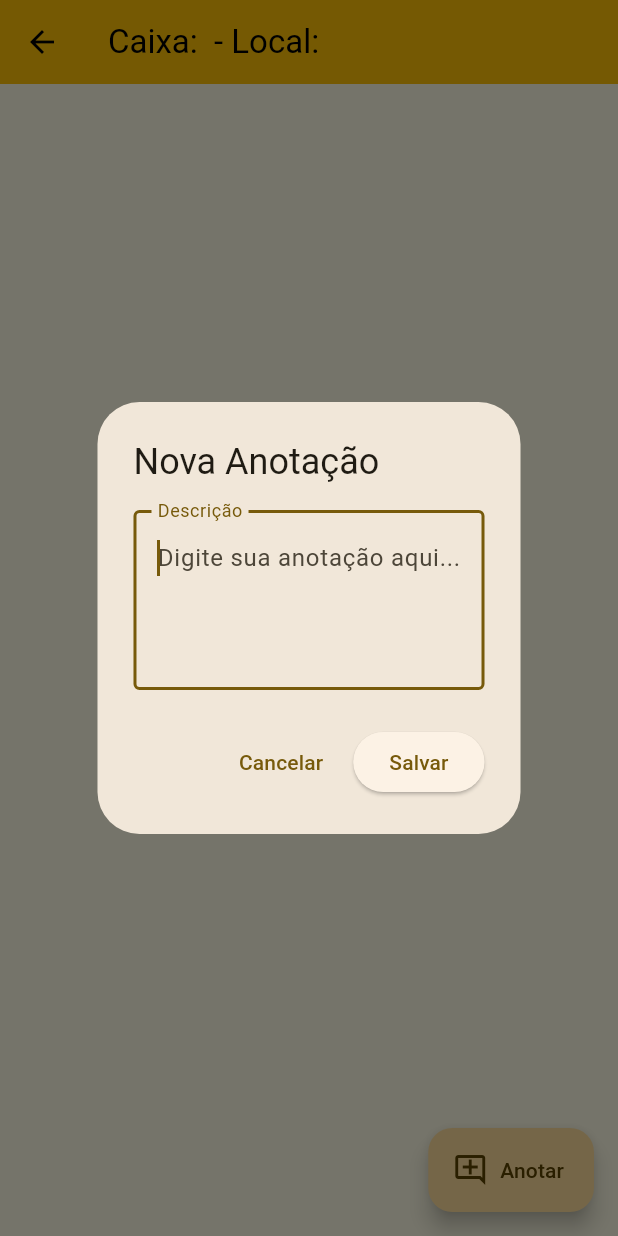
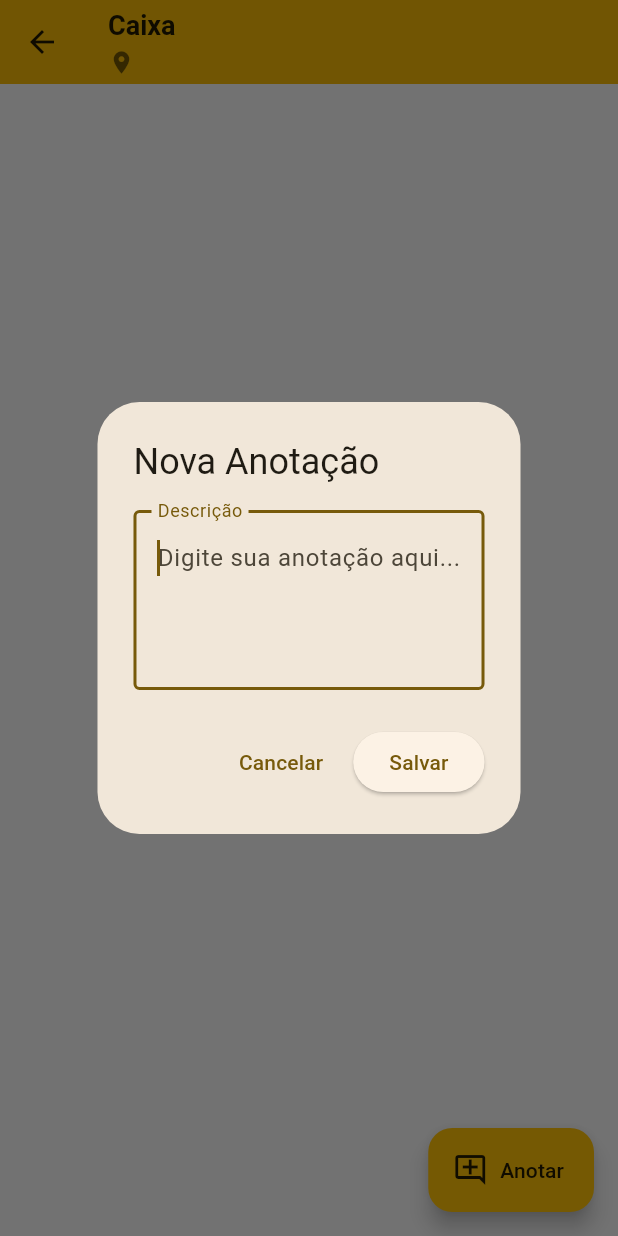
Before and after one commit to yagoalvess/beecontrol, a Flutter app: the CaixaScreen screen opened directly with empty values, after a tap on "Anotar", on a phone screen of 412 x 824 dp. Run offline on Flutter 3.47's test engine with Material 3 defaults, Android fonts, the phone set to English and light mode, and no system bars; our stand-ins replace qr_flutter, share_plus, shared_preferences; missing offline and left inert: mobile_scanner; accounts and stored records are empty.

Commit message:
changes visuals
color

```diff
--- a/lib/screens/caixa_screen.dart
+++ b/lib/screens/caixa_screen.dart
@@ -1,16 +1,14 @@
 import 'package:flutter/material.dart';
 import 'package:abelhas/services/historico_service.dart';
 
-// Removida a importação de 'package:abelhas/screens/caixa_screen.dart'; pois já estamos neste arquivo.
-
 class CaixaScreen extends StatefulWidget {
   final String caixaId;
-  final String localCaixa; // Novo parâmetro para o local
+  final String localCaixa;
 
   const CaixaScreen({
     super.key,
     required this.caixaId,
-    required this.localCaixa, // Adicionado ao construtor
+    required this.localCaixa,
   });
 
   @override
@@ -19,7 +17,7 @@ class CaixaScreen extends StatefulWidget {
 
 class _CaixaScreenState extends State<CaixaScreen> {
   List<Map<String, String>> historico = [];
-  bool _isLoading = true; // Para feedback de carregamento
+  bool _isLoading = true;
 
   @override
   void initState() {
@@ -28,13 +26,9 @@ class _CaixaScreenState extends State<CaixaScreen> {
   }
 
   void carregarHistorico() async {
-    setState(() {
-      _isLoading = true;
-    });
-    // Pequena simulação de delay para ver o loading, remova se não necessário
-    // await Future.delayed(const Duration(milliseconds: 300));
+    setState(() => _isLoading = true);
     final dados = await HistoricoService().getHistorico(widget.caixaId);
-    if (mounted) { // Verifica se o widget ainda está no tree
+    if (mounted) {
       setState(() {
         historico = dados;
         _isLoading = false;
@@ -44,29 +38,26 @@ class _CaixaScreenState extends State<CaixaScreen> {
 
   void adicionarEntrada() async {
     final descricao = await _inputDescricao(context);
-    if (descricao != null && descricao.trim().isNotEmpty) { // Verifica se a descrição não está vazia
+    if (descricao != null && descricao.trim().isNotEmpty) {
       await HistoricoService().adicionarHistorico(widget.caixaId, descricao.trim());
-      carregarHistorico(); // Recarrega para mostrar a nova entrada
+      carregarHistorico();
     }
   }
 
   Future<String?> _inputDescricao(BuildContext context) async {
-    String? descricao;
-    TextEditingController controller = TextEditingController(); // Controller para o TextField
-
-    return await showDialog<String>( // Retorna o valor do pop
+    TextEditingController controller = TextEditingController();
+    return await showDialog<String>(
       context: context,
       builder: (_) => AlertDialog(
         title: const Text('Nova Anotação'),
         content: SizedBox(
           height: 120,
           child: TextField(
-            controller: controller, // Usa o controller
+            controller: controller,
             autofocus: true,
             maxLines: null,
             expands: true,
             textAlignVertical: TextAlignVertical.top,
-            // onChanged: (val) => descricao = val, // Não é mais necessário com o controller
             decoration: const InputDecoration(
               labelText: 'Descrição',
               hintText: 'Digite sua anotação aqui...',
@@ -77,111 +68,155 @@ class _CaixaScreenState extends State<CaixaScreen> {
         ),
         actions: [
           TextButton(
-            onPressed: () => Navigator.pop(context), // Não retorna valor ao cancelar
+            onPressed: () => Navigator.pop(context),
             child: const Text('Cancelar'),
           ),
           ElevatedButton(
-            onPressed: () {
-              // Retorna o texto do controller ao salvar
-              Navigator.pop(context, controller.text);
-            },
+            onPressed: () => Navigator.pop(context, controller.text),
             child: const Text('Salvar'),
           ),
         ],
       ),
     );
-    // return descricao; // Removido, o valor é retornado pelo Navigator.pop
   }
 
   @override
   Widget build(BuildContext context) {
     return Scaffold(
+      backgroundColor: const Color(0xFFF9F9F9),
       appBar: AppBar(
-        // Modificado para incluir o local
-        title: Text('Caixa: ${widget.caixaId} - Local: ${widget.localCaixa}'),
+        backgroundColor: const Color(0xFFFFC107),
+        foregroundColor: Colors.black87,
+        elevation: 2,
+        title: Column(
+          crossAxisAlignment: CrossAxisAlignment.start,
+          children: [
+            Text(
+              'Caixa ${widget.caixaId}',
+              style: const TextStyle(
+                fontWeight: FontWeight.bold,
+                fontSize: 18,
+                color: Colors.black87,
+              ),
+            ),
+            const SizedBox(height: 4),
+            Row(
+              children: [
+                const Icon(Icons.location_on, size: 18, color: Colors.black54),
+                const SizedBox(width: 4),
+                Expanded(
+                  child: Text(
+                    widget.localCaixa,
+                    style: const TextStyle(
+                      fontSize: 14,
+                      color: Colors.black54,
+                    ),
+                    overflow: TextOverflow.ellipsis,
+                  ),
+                ),
+              ],
+            ),
+          ],
+        ),
       ),
       body: _isLoading
-          ? const Center(child: CircularProgressIndicator()) // Feedback de carregamento
+          ? const Center(child: CircularProgressIndicator())
           : historico.isEmpty
           ? const Center(
-        child: Text(
-          'Nenhuma anotação encontrada.\nClique no botão + para adicionar.',
-          textAlign: TextAlign.center,
+        child: Column(
+          mainAxisSize: MainAxisSize.min,
+          children: [
+            Icon(Icons.notes, size: 60, color: Colors.grey),
+            SizedBox(height: 12),
+            Text(
+              'Nenhuma anotação encontrada.',
+              style: TextStyle(fontSize: 16, color: Colors.black54),
+            ),
+            SizedBox(height: 6),
+            Text(
+              'Toque no botão abaixo para adicionar.',
+              style: TextStyle(fontSize: 14, color: Colors.black45),
+            ),
+          ],
         ),
       )
           : ListView.builder(
         itemCount: historico.length,
+        padding: const EdgeInsets.symmetric(vertical: 8, horizontal: 12),
         itemBuilder: (_, index) {
           final item = historico[index];
-          // Gerando uma chave mais robusta para o Dismissible
-          // Considerando que a descrição pode mudar, usar id se disponível ou data/hora
-          // Se você não tiver um ID único por anotação do serviço,
-          // esta chave pode ser problemática se duas anotações tiverem mesma data/hora.
-          // Idealmente, cada anotação deveria ter um ID único do backend/serviço.
           final String itemKey = item['id'] ?? '${item['data']}-${item['hora']}-${item['descricao']}-$index';
 
           return Dismissible(
             key: Key(itemKey),
             direction: DismissDirection.endToStart,
             background: Container(
-              color: Colors.redAccent, // Cor um pouco diferente
+              decoration: BoxDecoration(
+                color: Colors.redAccent,
+                borderRadius: BorderRadius.circular(12),
+              ),
               alignment: Alignment.centerRight,
               padding: const EdgeInsets.symmetric(horizontal: 20),
-              child: const Icon(Icons.delete_sweep_outlined, color: Colors.white), // Ícone diferente
+              child: const Icon(Icons.delete_outline, color: Colors.white),
             ),
-            confirmDismiss: (direction) async { // Adiciona confirmação para deletar
+            confirmDismiss: (_) async {
               return await showDialog(
                 context: context,
-                builder: (BuildContext context) {
-                  return AlertDialog(
-                    title: const Text("Confirmar Exclusão"),
-                    content: const Text("Você tem certeza que deseja excluir esta anotação?"),
-                    actions: <Widget>[
+                builder: (_) => AlertDialog(
+                  title: const Text("Excluir Anotação"),
+                  content: const Text("Tem certeza que deseja excluir esta anotação?"),
+                  actions: [
                     TextButton(
                       onPressed: () => Navigator.of(context).pop(false),
-                        child: const Text("CANCELAR"),
+                      child: const Text("Cancelar"),
                     ),
                     TextButton(
                       onPressed: () => Navigator.of(context).pop(true),
-                        child: const Text("EXCLUIR", style: TextStyle(color: Colors.red)),
+                      child: const Text("Excluir", style: TextStyle(color: Colors.red)),
                     ),
                   ],
-                  );
-                },
+                ),
               );
             },
             onDismissed: (_) async {
-              // Não precisamos mais do if aqui se confirmDismiss retorna true
               await HistoricoService().removerHistorico(widget.caixaId, index);
-              // carregarHistorico(); // O setState em onDismissed já atualiza a UI se a lista mudar
-              // Remover o item da lista localmente para uma resposta visual mais rápida
-              setState(() {
-                historico.removeAt(index);
-              });
+              setState(() => historico.removeAt(index));
               if (mounted) {
                 ScaffoldMessenger.of(context).showSnackBar(
                   const SnackBar(content: Text('Anotação excluída')),
                 );
               }
-              // Se você quiser recarregar do serviço para garantir consistência:
-              // carregarHistorico();
             },
-            child: Card( // Envolve o ListTile em um Card para melhor visual
-              margin: const EdgeInsets.symmetric(horizontal: 8.0, vertical: 4.0),
+            child: Card(
+              color: Colors.white,
+              elevation: 3,
+              shape: RoundedRectangleBorder(
+                borderRadius: BorderRadius.circular(12),
+              ),
+              margin: const EdgeInsets.symmetric(vertical: 6),
               child: ListTile(
-                title: Text(item['descricao'] ?? 'Sem descrição'),
-                subtitle: Text('${item['data']} às ${item['hora']}'),
-                // Adicionar um ícone talvez?
-                // leading: Icon(Icons.note_alt_outlined),
+                contentPadding: const EdgeInsets.symmetric(horizontal: 16, vertical: 10),
+                title: Text(
+                  item['descricao'] ?? 'Sem descrição',
+                  style: const TextStyle(fontSize: 16),
+                ),
+                subtitle: Text(
+                  '${item['data']} às ${item['hora']}',
+                  style: const TextStyle(color: Colors.black54, fontSize: 13),
+                ),
+                leading: const Icon(Icons.note_alt_outlined, color: Colors.amber),
               ),
             ),
           );
         },
       ),
-      floatingActionButton: FloatingActionButton.extended( // Alterado para FloatingActionButton.extended
+      floatingActionButton: FloatingActionButton.extended(
+        backgroundColor: const Color(0xFFFFC107),
+        foregroundColor: Colors.black87,
         onPressed: adicionarEntrada,
         icon: const Icon(Icons.add_comment_outlined),
         label: const Text('Anotar'),
+        shape: RoundedRectangleBorder(borderRadius: BorderRadius.circular(16)),
       ),
     );
   }
```
Also changed, not shown: lib/screens/gerar_qrcode_screen.dart (+11 -3 lines), lib/screens/home_screen.dart (+92 -6 lines). Lines whose indentation alone changed are shown as unchanged.
